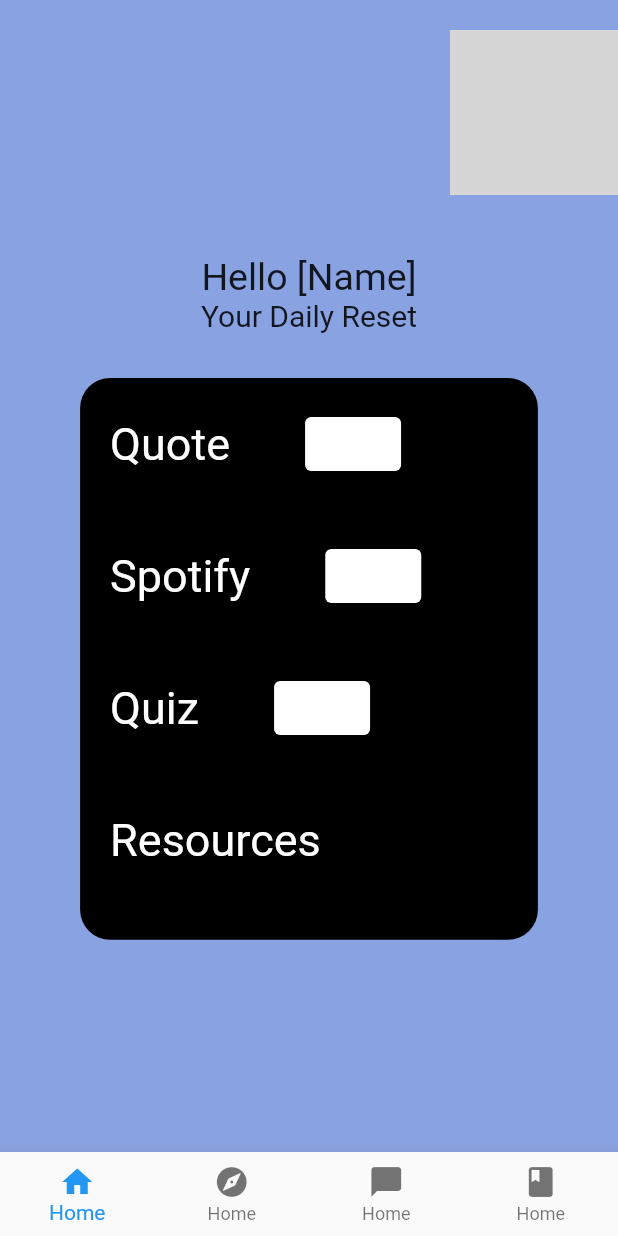
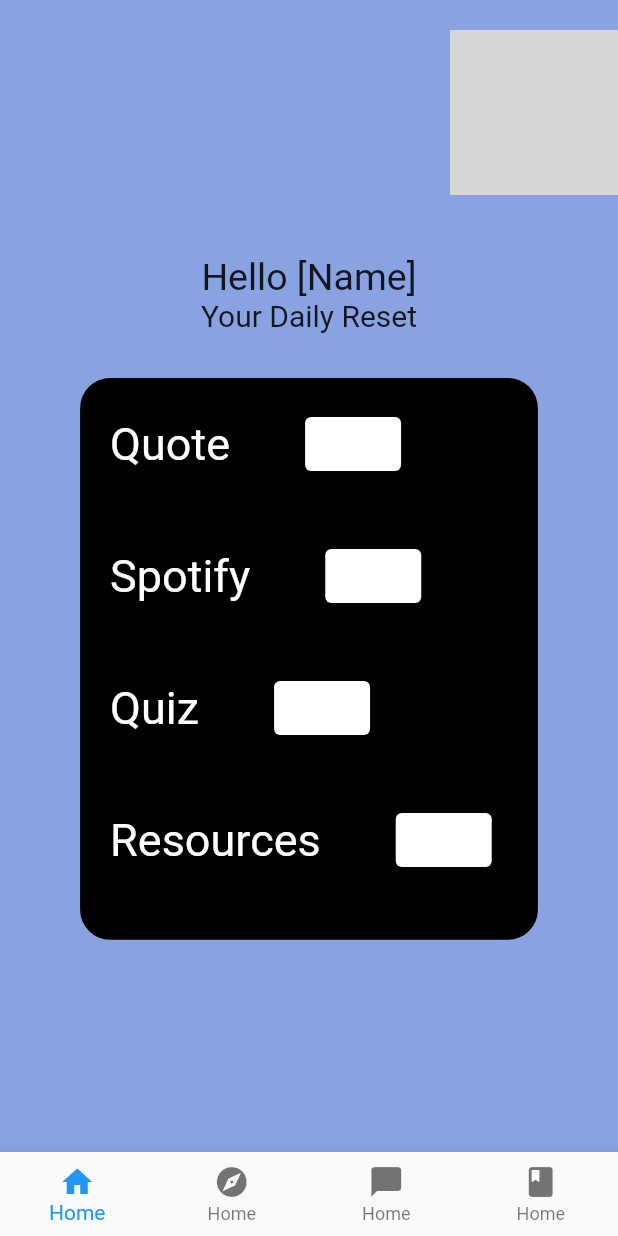
Before and after one commit to Nandhu2007/Serene_Space, a Flutter app: the IndexPage screen opened directly, on a phone screen of 412 x 824 dp. Run offline on Flutter 3.47's test engine with Material 2 defaults, Android fonts, the phone set to English and light mode, and no system bars; grey boxes are pictures that could not be loaded.

Commit message:
changed back to white

```diff
--- a/lib/pages/index.dart
+++ b/lib/pages/index.dart
@@ -107,7 +107,7 @@ class IndexPage extends StatelessWidget {
                                 padding: EdgeInsets.fromLTRB(50, 0, 0, 0),
                                 child: ElevatedButton(
                                     style: ElevatedButton.styleFrom(
-                                        primary: Colors.black),
+                                        primary: Colors.white),
                                     onPressed: () {},
                                     child: Text(""))),
                           ],
```
